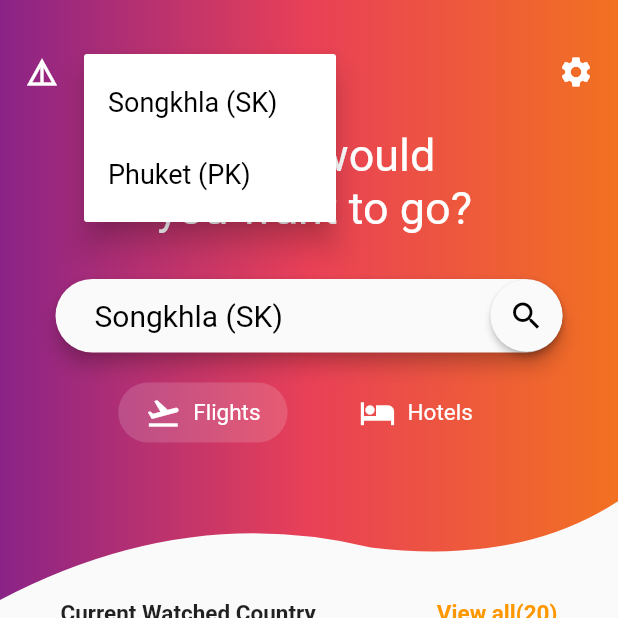
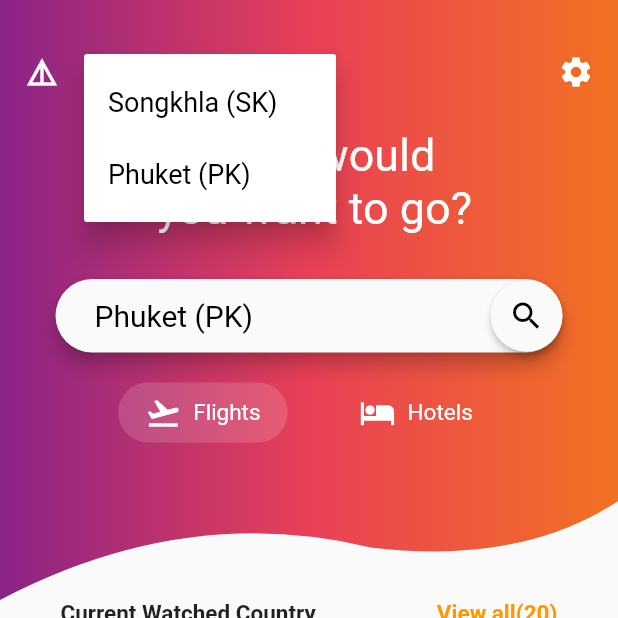
Before and after one commit to SirawichDev/Reservations_list, a Flutter app: the screen it shows after launch, after a tap on "Songkhla (SK)", on a phone screen of 412 x 824 dp, the top half of it. Run offline on Flutter 3.47's test engine with Material 2 defaults, Android fonts, the phone set to English and light mode, and no system bars.

Commit message:
pass toLocation and fromLocation

```diff
--- a/lib/Screen/HomeScreen/TopPart.dart
+++ b/lib/Screen/HomeScreen/TopPart.dart
@@ -10,7 +10,8 @@ class HomeTop extends StatefulWidget {
   _HomeTopState createState() => _HomeTopState();
 }
 
-List<String> location = ['Songkhla (SK)', 'Phuket (PK)'];
+List<String> locations = ['Songkhla (SK)', 'Phuket (PK)'];
+final _searchFieldController = TextEditingController(text: locations[1]);
 
 class _HomeTopState extends State<HomeTop> {
   var seletedIndex = 0;
@@ -26,11 +27,12 @@ class _HomeTopState extends State<HomeTop> {
           child: Container(
             height: 400.0,
             decoration: BoxDecoration(
-                gradient: LinearGradient(colors: [fistColor, secColor,thirdColor])),
+                gradient:
+                    LinearGradient(colors: [fistColor, secColor, thirdColor])),
             child: Column(
               children: <Widget>[
                 SizedBox(
-                  height:20.0,
+                  height: 20.0,
                 ),
                 Padding(
                   padding: const EdgeInsets.all(16.0),
@@ -51,7 +53,7 @@ class _HomeTopState extends State<HomeTop> {
                         },
                         child: Row(
                           children: <Widget>[
-                            Text(location[seletedIndex],
+                            Text(locations[seletedIndex],
                                 style: dropDownLabelStyle),
                             Icon(
                               Icons.keyboard_arrow_down,
@@ -63,14 +65,14 @@ class _HomeTopState extends State<HomeTop> {
                             <PopupMenuItem<int>>[
                               PopupMenuItem(
                                 child: Text(
-                                  location[0],
+                                  locations[0],
                                   style: dropDownStyle,
                                 ),
                                 value: 0,
                               ),
                               PopupMenuItem(
                                 child: Text(
-                                  location[1],
+                                  locations[1],
                                   style: dropDownStyle,
                                 ),
                                 value: 1,
@@ -86,7 +88,7 @@ class _HomeTopState extends State<HomeTop> {
                   ),
                 ),
                 SizedBox(
-                  height:10.0,
+                  height: 10.0,
                 ),
                 Text(
                   "where would \n you want to go?",
@@ -107,7 +109,7 @@ class _HomeTopState extends State<HomeTop> {
                     borderRadius: BorderRadius.all(Radius.circular(30.0)),
                     child: TextField(
                       style: dropDownMenuStyle,
-                      controller: TextEditingController(text: location[0]),
+                      controller: _searchFieldController,
                       decoration: InputDecoration(
                           contentPadding: EdgeInsets.symmetric(
                               horizontal: 26, vertical: 13.0),
@@ -117,8 +119,18 @@ class _HomeTopState extends State<HomeTop> {
                             borderRadius:
                                 BorderRadius.all(Radius.circular(30.0)),
                             child: InkWell(
-                              onTap: (){
-                                Navigator.push(context, MaterialPageRoute(builder: (context) => FlightListScreen()));
+                              onTap: () {
+                                Navigator.push(
+                                    context,
+                                    MaterialPageRoute(
+                                        builder: (context) =>
+                                            InheritedFlightList(
+                                              fromLocation:
+                                                  locations[seletedIndex],
+                                              toLocation:
+                                                  _searchFieldController.text,
+                                              child: FlightListScreen(),
+                                            )));
                               },
                               child: Icon(
                                 Icons.search,
@@ -149,8 +161,7 @@ class _HomeTopState extends State<HomeTop> {
                       width: 30.0,
                     ),
                     InkWell(
-                      child:
-                          Choices(Icons.hotel, "Hotels", !isFlightSelected),
+                      child: Choices(Icons.hotel, "Hotels", !isFlightSelected),
                       onTap: () {
                         setState(() {
                           isFlightSelected = false;
```
